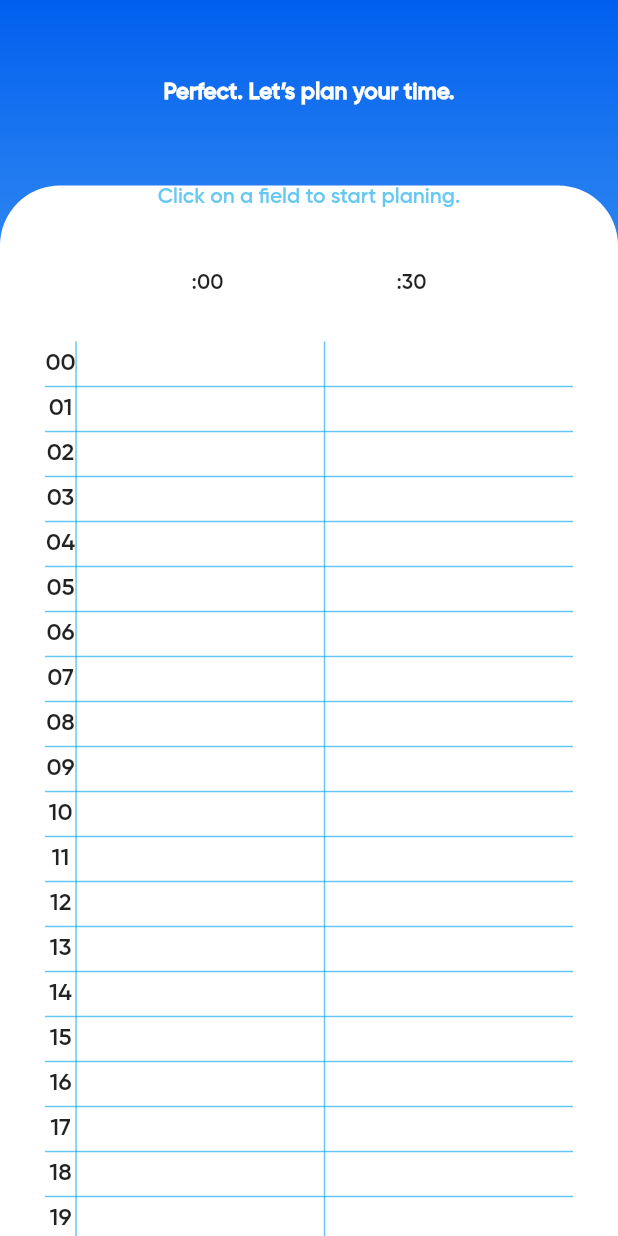
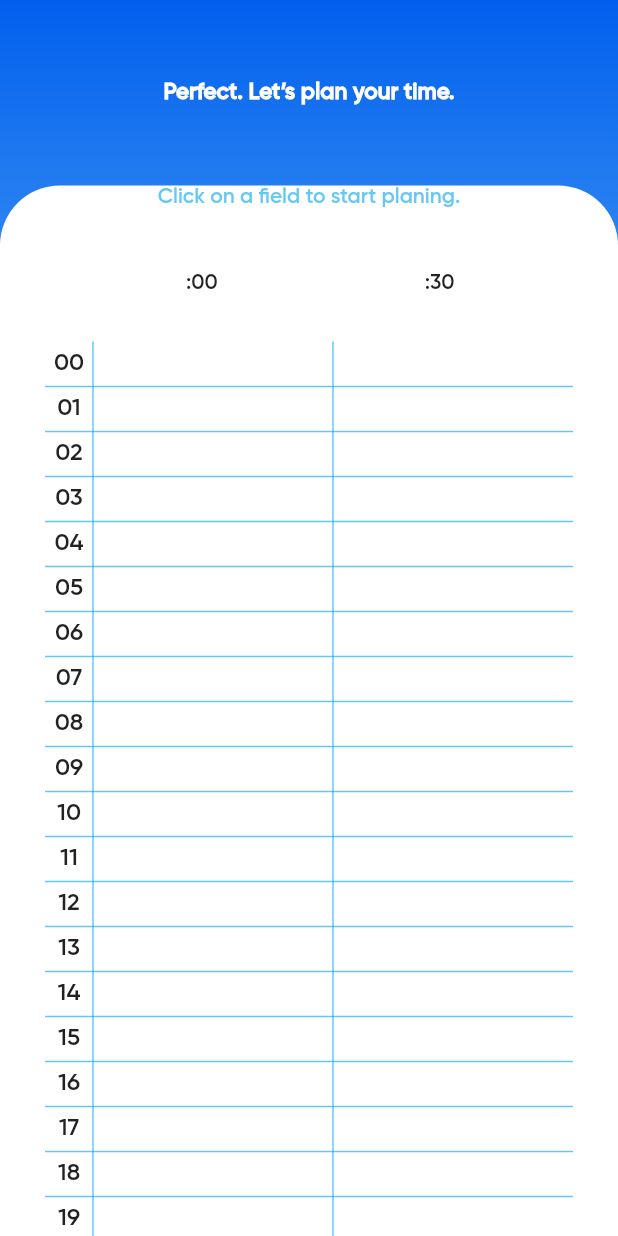
Before and after one commit to hexcodelabs/timebuddy, a Flutter app: the PlaningPage screen opened directly, on a phone screen of 412 x 824 dp. Run offline on Flutter 3.47's test engine with Material 2 defaults, Android fonts, the phone set to English and light mode, and no system bars; our stand-ins replace auto_size_text, flutter_svg, page_transition; missing offline and left inert: o_color_picker.

Commit message:
planing page row expanding

```diff
--- a/lib/screens/PlaningPage.dart
+++ b/lib/screens/PlaningPage.dart
@@ -3,6 +3,7 @@ import 'package:timebuddy/theme/themes.dart';
 import 'package:page_transition/page_transition.dart';
 import 'package:timebuddy/screens/completePlanPage.dart';
 import 'package:o_color_picker/o_color_picker.dart';
+import 'package:auto_size_text/auto_size_text.dart';
 //import 'package:o_popup/o_popup.dart';
 import 'dart:collection';
 
@@ -67,8 +68,8 @@ class _PlaningPageState extends State<PlaningPage> {
                         Container(
                           child: Padding(
                             padding: const EdgeInsets.only(
-                              left: 70,
-                              right: 70,
+                              left: 55,
+                              right: 40,
                               bottom: 30,
                               top: 40,
                             ),
@@ -86,7 +87,7 @@ class _PlaningPageState extends State<PlaningPage> {
                                 margin: EdgeInsets.fromLTRB(30, 0, 30, 0),
                                 child: Table(
                                   columnWidths: {
-                                    0: FlexColumnWidth(0.5),
+                                    0: FlexColumnWidth(0.8),
                                     1: FlexColumnWidth(4),
                                     2: FlexColumnWidth(4),
                                   },
@@ -167,7 +168,14 @@ class _PlaningPageState extends State<PlaningPage> {
           child: Text(s,
               style: TextStyle(fontSize: 16), textAlign: TextAlign.center),
         ),
-        GestureDetector(
+        inputCell(s, "1"),
+        inputCell(s, "2"),
+      ],
+    );
+  }
+
+  GestureDetector inputCell(String s, String c) {
+    return GestureDetector(
       onDoubleTap: () => showDialog<void>(
         context: context,
         builder: (BuildContext context) => Material(
@@ -181,7 +189,7 @@ class _PlaningPageState extends State<PlaningPage> {
               onColorChange: (color) {
                 setState(() {
                   selectedColor = color;
-                      colorMap[s + "1"] = selectedColor;
+                  colorMap[s + c] = selectedColor;
                 });
                 Navigator.of(context).pop();
               },
@@ -190,14 +198,21 @@ class _PlaningPageState extends State<PlaningPage> {
         ),
       ),
       child: Container(
-            height: 30,
-            color: colorMap[s + "1"],
+        color: colorMap[s + c],
+        //height: 30,
+        constraints: BoxConstraints(
+          minHeight: 30,
+        ),
         child: Padding(
           padding: const EdgeInsets.fromLTRB(5, 0, 5, 0),
           child: TextField(
+            // keyboardType: TextInputType.text,
+            // maxLines: null,
             style: TextStyle(fontSize: 18),
             textAlign: TextAlign.center,
             decoration: InputDecoration(
+              contentPadding: EdgeInsets.only(top: 4),
+              isDense: true,
               labelStyle: AppTheme.textField,
               disabledBorder: InputBorder.none,
               border: InputBorder.none,
@@ -208,50 +223,6 @@ class _PlaningPageState extends State<PlaningPage> {
           ),
         ),
       ),
-        ),
-        GestureDetector(
-          onDoubleTap: () => showDialog<void>(
-            context: context,
-            builder: (_) => Material(
-              color: Colors.transparent,
-              child: Container(
-                alignment: Alignment.center,
-                color: Colors.white.withOpacity(0.2),
-                child: OColorPicker(
-                  selectedColor: selectedColor,
-                  colors: primaryColorsPalette,
-                  onColorChange: (color) {
-                    setState(() {
-                      selectedColor = color;
-                      colorMap[s + "2"] = selectedColor;
-                    });
-                    Navigator.of(context).pop();
-                  },
-                ),
-              ),
-            ),
-          ),
-          child: Container(
-            height: 30,
-            color: colorMap[s + "2"],
-            child: Padding(
-              padding: const EdgeInsets.fromLTRB(5, 0, 5, 0),
-              child: TextField(
-                style: TextStyle(fontSize: 18),
-                textAlign: TextAlign.center,
-                decoration: InputDecoration(
-                  labelStyle: AppTheme.textField,
-                  disabledBorder: InputBorder.none,
-                  border: InputBorder.none,
-                  focusedBorder: InputBorder.none,
-                  enabledBorder: InputBorder.none,
-                  errorBorder: InputBorder.none,
-                ),
-              ),
-            ),
-          ),
-        ),
-      ],
     );
   }
 }
--- a/pubspec.yaml
+++ b/pubspec.yaml
@@ -35,7 +35,7 @@ dependencies:
   o_color_picker: ^0.1.0
   o_popup: ^0.1.4
   flutter_colorpicker: ^0.3.5
-  animations: ^1.1.2
+  auto_size_text: ^2.1.0
 
 dev_dependencies:
   flutter_test:
```
Also changed, not shown: pubspec.lock. Lines whose indentation alone changed are shown as unchanged.
